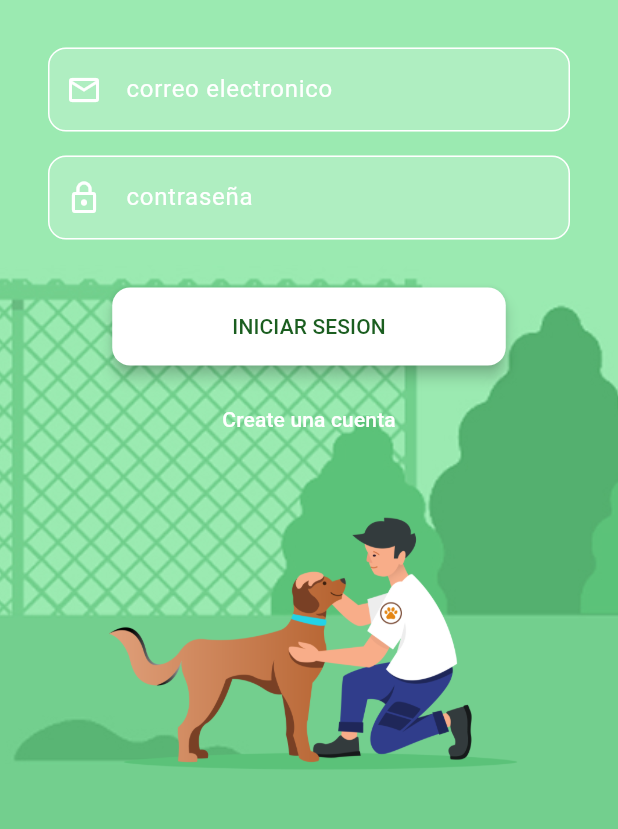
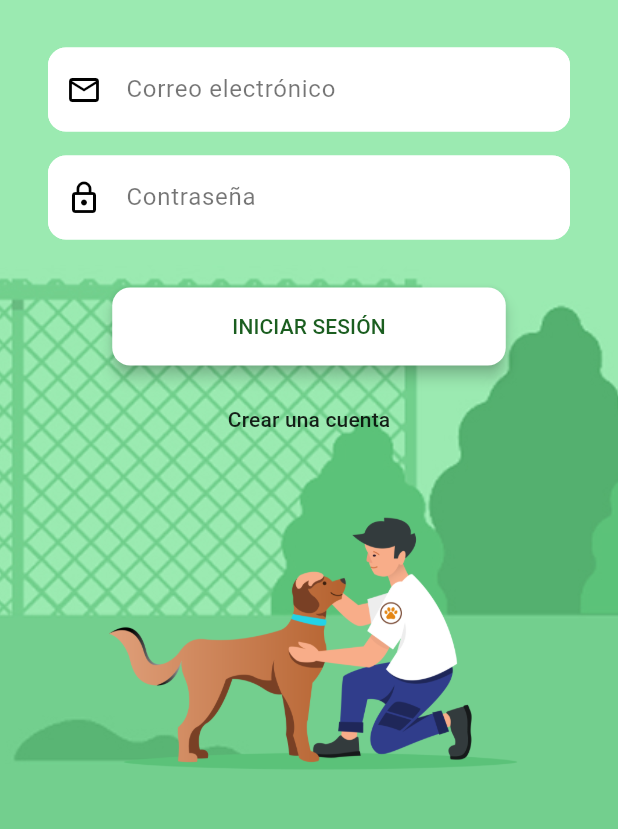
Before and after one commit to nicolealiendreah/sistema-animales-movil, a Flutter app: the screen it shows after launch, on a phone screen of 412 x 824 dp, the part 344-1173 px from its top. Run offline on Flutter 3.47's test engine with Material 3 defaults, Android fonts, the phone set to English and light mode, and no system bars.

Commit message:
Proyecto actualizado

```diff
--- a/lib/screens/auth/login_screen.dart
+++ b/lib/screens/auth/login_screen.dart
@@ -19,19 +19,29 @@ class _LoginScreenState extends State<LoginScreen> {
   bool isLoading = false;
 
   Future<void> _login() async {
-    setState(() => isLoading = true);
     final email = emailController.text.trim();
     final password = passwordController.text;
+
+    if (email.isEmpty || password.isEmpty) {
+      ScaffoldMessenger.of(context).showSnackBar(
+        const SnackBar(content: Text('Por favor, completa todos los campos')),
+      );
+      return;
+    }
+
+    setState(() => isLoading = true);
 
     final success = await _userService.login(email, password);
 
     setState(() => isLoading = false);
 
+    if (!mounted) return;
+
     if (success) {
       Navigator.pushReplacementNamed(context, AppRoutes.animals);
     } else {
       ScaffoldMessenger.of(context).showSnackBar(
-        const SnackBar(content: Text('Email o contraseña incorrectos')),
+        const SnackBar(content: Text('Credenciales incorrectas')),
       );
     }
   }
@@ -53,19 +63,22 @@ class _LoginScreenState extends State<LoginScreen> {
                   children: [
                     Image.asset('assets/paw_logo.png', height: 150),
                     const SizedBox(height: 32),
+
                     CustomTextField(
-                      hintText: 'correo electronico',
+                      hintText: 'Correo electrónico',
                       icon: Icons.email_outlined,
                       controller: emailController,
                     ),
                     const SizedBox(height: 16),
+
                     CustomTextField(
-                      hintText: 'contraseña',
+                      hintText: 'Contraseña',
                       icon: Icons.lock_outline,
                       controller: passwordController,
                       obscure: true,
                     ),
                     const SizedBox(height: 32),
+
                     ElevatedButton(
                       style: ElevatedButton.styleFrom(
                         backgroundColor: AppColors.white,
@@ -79,18 +92,21 @@ class _LoginScreenState extends State<LoginScreen> {
                       onPressed: isLoading ? null : _login,
                       child: isLoading
                           ? const CircularProgressIndicator()
-                          : const Text('INICIAR SESION'),
+                          : const Text('INICIAR SESIÓN'),
                     ),
+
                     const SizedBox(height: 12),
+
                     TextButton(
                       onPressed: () {
                         Navigator.pushNamed(context, AppRoutes.register);
                       },
                       child: const Text(
-                        'Create una cuenta',
-                        style: TextStyle(color: AppColors.white),
+                        'Crear una cuenta',
+                        style: TextStyle(color: AppColors.textDark),
                       ),
                     ),
+
                     const SizedBox(height: 32),
                     Image.asset('assets/vet_with_dog.png', height: 180),
                   ],
--- a/lib/widgets/custom_text_field.dart
+++ b/lib/widgets/custom_text_field.dart
@@ -20,13 +20,13 @@ class CustomTextField extends StatelessWidget {
     return TextField(
       controller: controller,
       obscureText: obscure,
-      style: const TextStyle(color: AppColors.white),
+      style: const TextStyle(color: Colors.black),
       decoration: InputDecoration(
         hintText: hintText,
-        hintStyle: AppTextStyles.inputHint,
-        prefixIcon: Icon(icon, color: AppColors.white),
+        hintStyle: const TextStyle(color: Colors.black54),
+        prefixIcon: Icon(icon, color: Colors.black),
         filled: true,
-        fillColor: Colors.white.withOpacity(0.2),
+        fillColor: Colors.white,
         enabledBorder: OutlineInputBorder(
           borderSide: const BorderSide(color: AppColors.border),
           borderRadius: BorderRadius.circular(12),
```
Also changed, not shown: lib/screens/animal/animal_list_screen.dart (+32 -6 lines), lib/screens/auth/register_screen.dart (+77 -10 lines).
